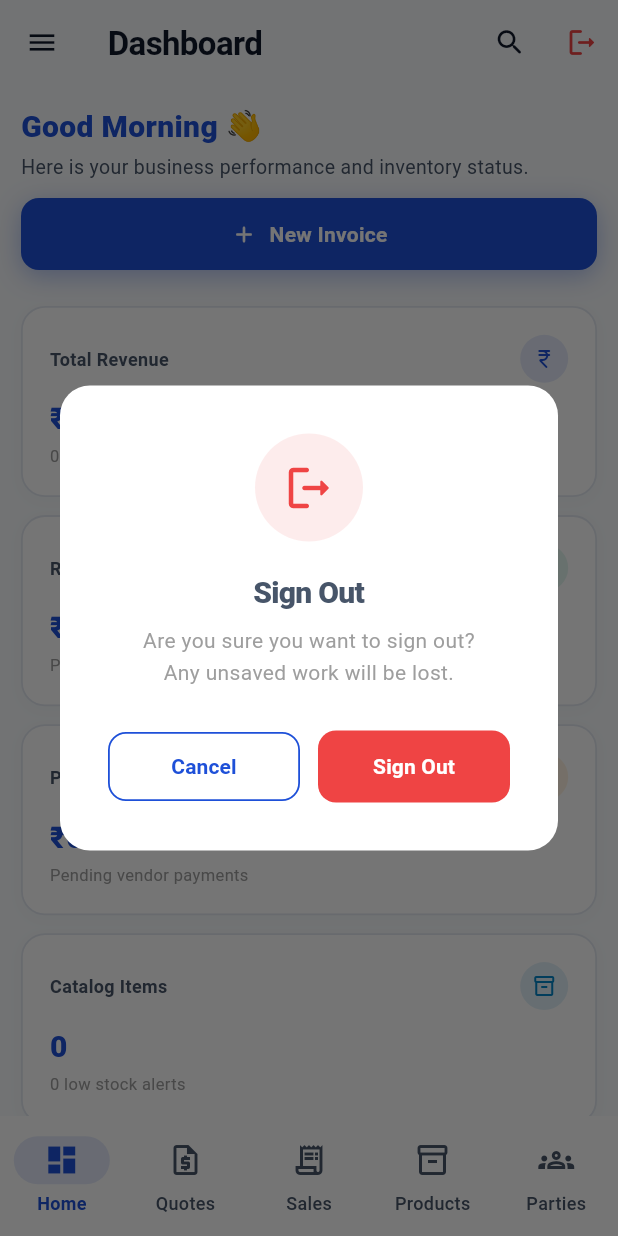
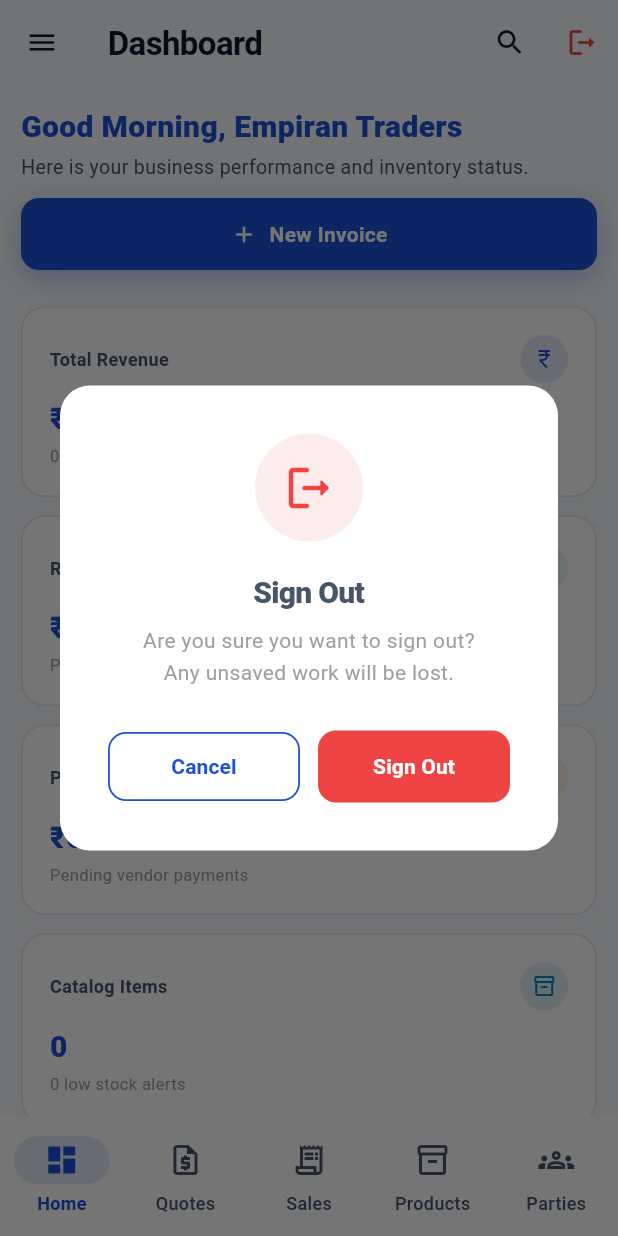
Before and after one commit to santhoshv-dev/empiran_billing_apk, a Flutter app: the ShellPage screen opened directly, after a tap on the "logout" icon, on a phone screen of 412 x 824 dp. Run offline on Flutter 3.47's test engine with Material 3 defaults, Android fonts, the phone set to English and light mode, and no system bars; our stand-ins replace dio, equatable, flutter_bloc, flutter_secure_storage, image_picker, pdf and 4 more; accounts and stored records are empty.

Commit message:
feat: implement core pages, models, repositories, and invoice PDF utility service

```diff
--- a/lib/features/dashboard/presentation/pages/dashboard_page.dart
+++ b/lib/features/dashboard/presentation/pages/dashboard_page.dart
@@ -14,6 +14,8 @@ import 'package:empiran/features/parties/presentation/widgets/party_dialog.dart'
 import 'package:empiran/features/products/presentation/bloc/products_bloc.dart';
 import 'package:empiran/features/products/presentation/bloc/products_state.dart';
 import 'package:empiran/features/products/presentation/widgets/product_dialog.dart';
+import 'package:empiran/features/settings/presentation/bloc/settings_bloc.dart';
+import 'package:empiran/features/settings/presentation/bloc/settings_state.dart';
 
 class DashboardPage extends StatelessWidget {
   final ValueChanged<ShellRoute> onNavigate;
@@ -32,10 +34,14 @@ class DashboardPage extends StatelessWidget {
     final invoiceState = context.watch<InvoicesBloc>().state;
     final productState = context.watch<ProductsBloc>().state;
     final partyState = context.watch<PartiesBloc>().state;
+    final settingsState = context.watch<SettingsBloc>().state;
 
     final txns = invoiceState is InvoicesLoaded ? invoiceState.transactions : [];
     final items = productState is ProductsLoaded ? productState.items : [];
     final parties = partyState is PartiesLoaded ? partyState.parties : [];
+    final companyName = settingsState is SettingsLoaded
+        ? settingsState.company.displayName
+        : 'Empiran Traders';
 
     // Calculate metrics
     final salesOrders = txns.where((t) => t.type == 'order' || t.type == 'sale_invoice').toList();
@@ -69,7 +75,7 @@ class DashboardPage extends StatelessWidget {
                     crossAxisAlignment: CrossAxisAlignment.start,
                     children: [
                       Text(
-                        '${_greeting()} 👋',
+                        '${_greeting()}, $companyName',
                         style: TextStyle(
                           fontSize: isNarrow ? 20 : 24,
                           fontWeight: FontWeight.w800,
--- a/lib/features/settings/data/repositories/settings_repository.dart
+++ b/lib/features/settings/data/repositories/settings_repository.dart
@@ -16,6 +16,9 @@ class SettingsRepository {
     if (jsonString != null && jsonString.isNotEmpty) {
       try {
         company = Company.fromJson(jsonDecode(jsonString));
+        if (company.name.trim() == '1') {
+          company.name = 'Empiran Traders';
+        }
       } catch (_) {}
     }
 
@@ -25,9 +28,12 @@ class SettingsRepository {
         if (businesses.isNotEmpty) {
           final b = businesses.first;
           final realId = b['id']?.toString() ?? company.id;
+          final remoteName = b['name']?.toString().trim();
           company = Company(
             id: realId,
-            name: b['name']?.toString() ?? company.name,
+            name: remoteName == null || remoteName.isEmpty || remoteName == '1'
+                ? company.displayName
+                : remoteName,
             gstin: b['gstin']?.toString() ?? company.gstin,
             address: '${b['addressLine1'] ?? ''} ${b['addressLine2'] ?? ''}'.trim().isNotEmpty
                 ? '${b['addressLine1'] ?? ''} ${b['addressLine2'] ?? ''}'.trim()
--- a/lib/features/shell/presentation/pages/shell_page.dart
+++ b/lib/features/shell/presentation/pages/shell_page.dart
@@ -268,7 +268,7 @@ class _ShellPageState extends State<ShellPage> {
                             crossAxisAlignment: CrossAxisAlignment.start,
                             children: [
                               Text(
-                                company?.name ?? 'Empiran Traders',
+                                company?.displayName ?? 'Empiran Traders',
                                 style: const TextStyle(fontWeight: FontWeight.w800, fontSize: 14),
                                 overflow: TextOverflow.ellipsis,
                               ),
@@ -487,7 +487,7 @@ class _ShellPageState extends State<ShellPage> {
                   const Icon(Icons.receipt_long_rounded, color: Colors.white, size: 36),
                   const SizedBox(height: 10),
                   Text(
-                    company?.name ?? 'Empiran Traders',
+                    company?.displayName ?? 'Empiran Traders',
                     style: const TextStyle(color: Colors.white, fontWeight: FontWeight.bold, fontSize: 16),
                   ),
                   Text(
--- a/lib/models.dart
+++ b/lib/models.dart
@@ -99,6 +99,12 @@ class Company {
       ifsc,
       role;
   String? logo;
+  String get displayName {
+    final value = name.trim();
+    if (value.isEmpty || value == '1') return 'Empiran Traders';
+    return value;
+  }
+
   factory Company.fromJson(Map<String, dynamic> j) => Company(
         id: '${j['id'] ?? 'local'}',
         name: j['name'] ?? 'Empiran Traders',
```
Also changed, not shown: lib/core/utils/invoice_pdf_service.dart (+113 -35 lines), lib/features/products/presentation/pages/products_page.dart (+9 -11 lines).
